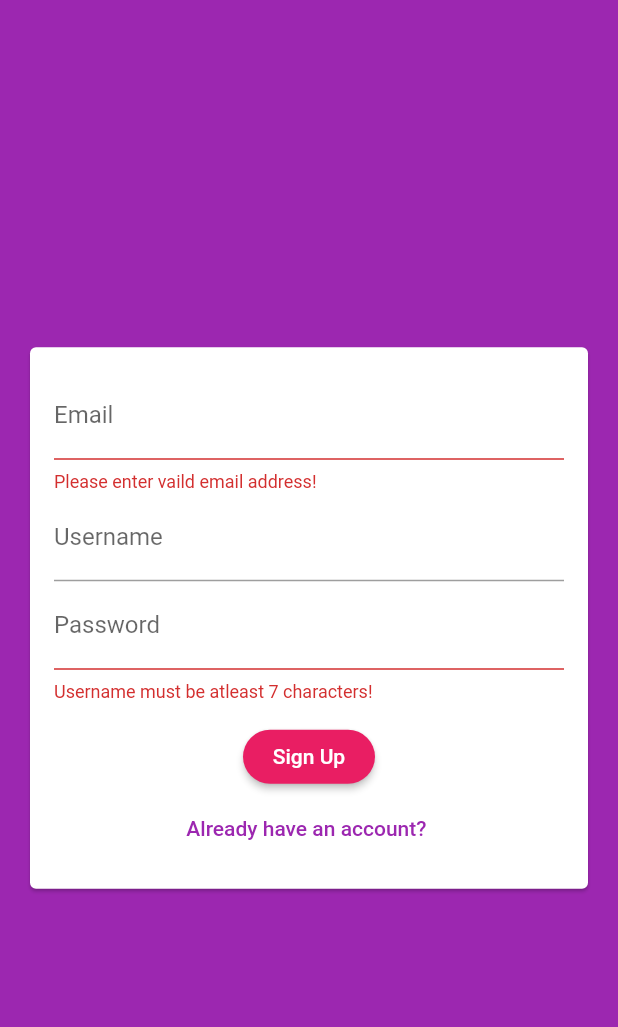
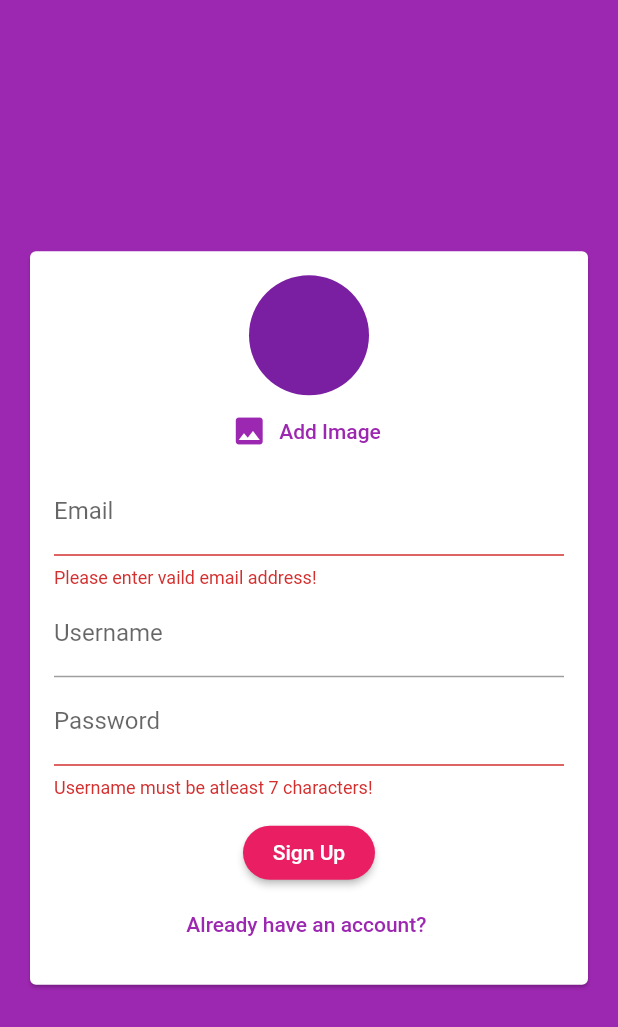
Before and after one commit to hritiksingh580/chat_app_firebase, a Flutter app: the screen it shows after launch, after a tap on "Login", after a tap on "Create New Account", on a phone screen of 412 x 824 dp. Shown: the top 1027 px of the screen. Run offline on Flutter 3.47's test engine with Material 2 defaults, Android fonts, the phone set to English and light mode, and no system bars; our stand-ins replace cloud_firestore, firebase_auth, image_picker; accounts and stored records are empty.

Commit message:
Adding an Image Picker

```diff
--- a/lib/widgets/auth/auth_form.dart
+++ b/lib/widgets/auth/auth_form.dart
@@ -1,4 +1,6 @@
 import 'package:flutter/material.dart';
+
+import '../pickers/image_picker.dart';
 
 class AuthForm extends StatefulWidget {
   AuthForm(this.submitFun, this.isLoading);
@@ -52,6 +54,7 @@ class _AuthFormState extends State<AuthForm> {
               child: Column(
                 mainAxisSize: MainAxisSize.min,
                 children: <Widget>[
+                  if (!_isLogin) UserPicker(),
                   TextFormField(
                     key: ValueKey('email'),
                     validator: (value) {
--- /dev/null
+++ b/lib/widgets/pickers/image_picker.dart
@@ -0,0 +1,34 @@
+import 'dart:io';
+
+import 'package:flutter/material.dart';
+import 'package:image_picker/image_picker.dart';
+
+class UserPicker extends StatefulWidget {
+  @override
+  _UserPickerState createState() => _UserPickerState();
+}
+
+class _UserPickerState extends State<UserPicker> {
+  File _pickedImage;
+
+  void _addImage() async {
+    final _selectImage = await ImagePicker.pickImage(source: ImageSource.camera);
+    setState(() {
+      _pickedImage = _selectImage;
+    });
+  }
+  @override
+  Widget build(BuildContext context) {
+    return Column(
+      children: <Widget>[
+        CircleAvatar(radius: 40,backgroundImage: _pickedImage != null ?  FileImage(_pickedImage) : null ),
+        FlatButton.icon(
+          icon: Icon(Icons.image),
+          label: Text('Add Image'),
+          textColor: Theme.of(context).primaryColor,
+          onPressed: _addImage,
+        ),
+      ],
+    );
+  }
+}
--- a/pubspec.yaml
+++ b/pubspec.yaml
@@ -30,6 +30,7 @@ dependencies:
   cupertino_icons: ^0.1.3
   cloud_firestore: ^0.13.5
   firebase_auth: ^0.16.0
+  image_picker: ^0.6.6+4
 
 dev_dependencies:
   flutter_test:
```
Also changed, not shown: pubspec.lock.
